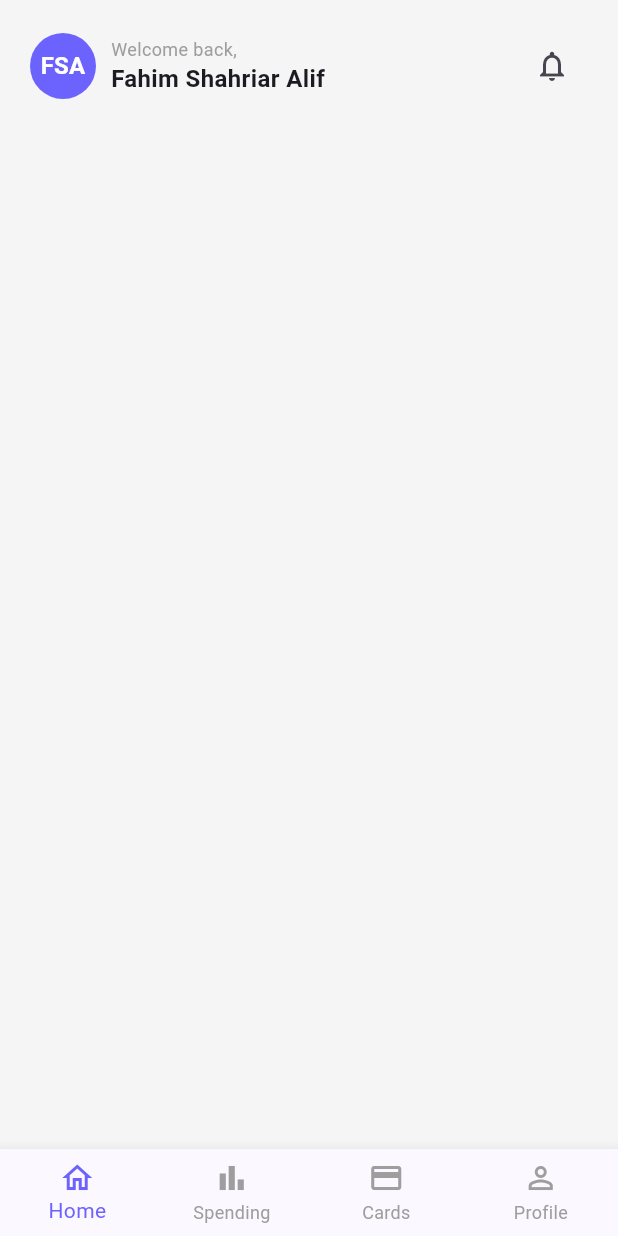
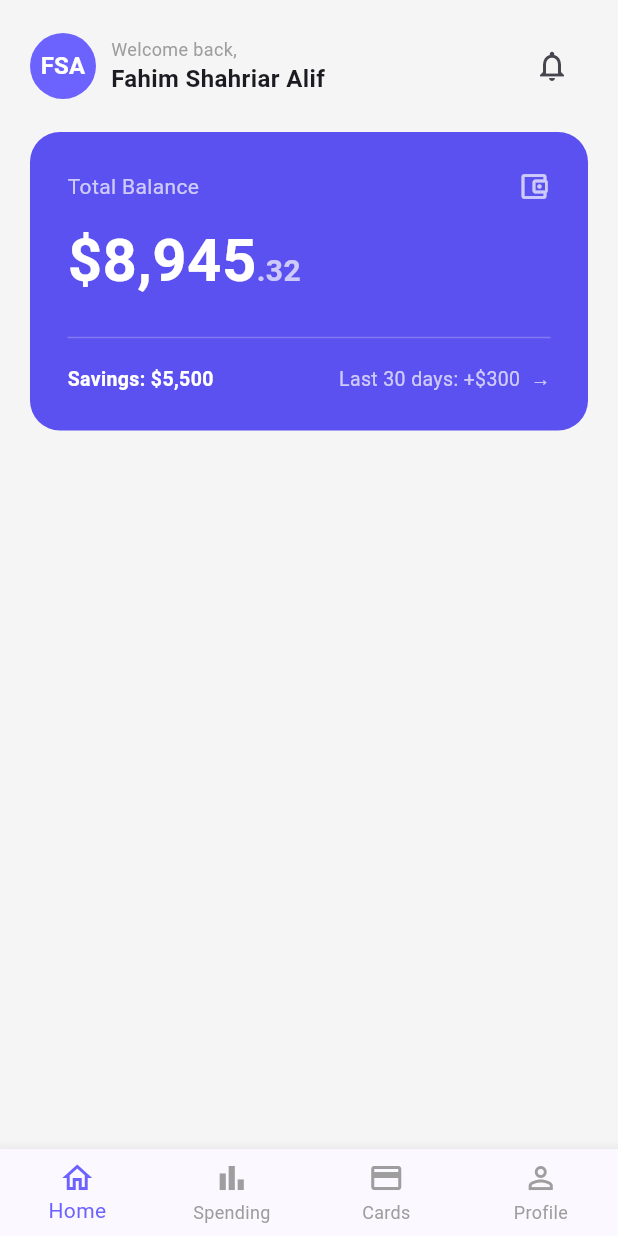
Before and after one commit to fahim-shahriar-alif/assignment-two-flutter_UI-FAHIM_SHAHRIAR_ALIF-2221079, a Flutter app: the screen it shows after launch, on a phone screen of 412 x 824 dp. Run offline on Flutter 3.47's test engine with Material 3 defaults, Android fonts, the phone set to English and light mode, and no system bars.

Commit message:
Added balance bar in the home screen

```diff
--- a/lib/screens/home_tab.dart
+++ b/lib/screens/home_tab.dart
@@ -15,6 +15,8 @@ class HomeTab extends StatelessWidget {
             crossAxisAlignment: CrossAxisAlignment.start,
             children: [
               _buildTopBar(),
+              const SizedBox(height: 20.00),
+              _buildBalanceCard(),
             ],
           ),
         ),
@@ -33,7 +35,8 @@ class HomeTab extends StatelessWidget {
               backgroundColor: AppConstant.primaryColor,
               child: Text(
                 AppConstant.profilePicture,
-                style: const TextStyle(color: Colors.white, fontWeight: FontWeight.bold),
+                style: const TextStyle(
+                    color: Colors.white, fontWeight: FontWeight.bold),
               ),
             ),
             const SizedBox(width: 10.00),
@@ -43,7 +46,8 @@ class HomeTab extends StatelessWidget {
                 const Text('Welcome back,',
                     style: TextStyle(color: Colors.grey, fontSize: 12.00)),
                 Text(AppConstant.studentName,
-                    style: const TextStyle(fontWeight: FontWeight.bold, fontSize: 16.00)),
+                    style: const TextStyle(
+                        fontWeight: FontWeight.bold, fontSize: 16.00)),
               ],
             ),
           ],
@@ -55,4 +59,65 @@ class HomeTab extends StatelessWidget {
       ],
     );
   }
+
+  Widget _buildBalanceCard() {
+    return Container(
+      width: double.infinity,
+      padding: const EdgeInsets.all(25.00),
+      decoration: BoxDecoration(
+        color: const Color(0xFF5B50F0),
+        borderRadius: BorderRadius.circular(20.00),
+      ),
+      child: Column(
+        crossAxisAlignment: CrossAxisAlignment.start,
+        children: [
+          Row(
+            mainAxisAlignment: MainAxisAlignment.spaceBetween,
+            children: const [
+              Text('Total Balance',
+                  style: TextStyle(color: Colors.white70, fontSize: 14.00)),
+              Icon(Icons.account_balance_wallet_outlined,
+                  color: Colors.white70, size: 22.00),
+            ],
+          ),
+
+          const SizedBox(height: 10.00),
+
+          Row(
+            crossAxisAlignment: CrossAxisAlignment.baseline,
+            textBaseline: TextBaseline.alphabetic,
+            children: const [
+              Text('\$8,945',
+                  style: TextStyle(
+                      color: Colors.white,
+                      fontSize: 40.00,
+                      fontWeight: FontWeight.bold)),
+              Text('.32',
+                  style: TextStyle(
+                      color: Colors.white70,
+                      fontSize: 20.00,
+                      fontWeight: FontWeight.bold)),
+            ],
+          ),
+
+          const SizedBox(height: 15.00),
+          const Divider(color: Colors.white24, thickness: 1.00),
+          const SizedBox(height: 10.00),
+
+          Row(
+            mainAxisAlignment: MainAxisAlignment.spaceBetween,
+            children: const [
+              Text('Savings: \$5,500',
+                  style: TextStyle(
+                      color: Colors.white,
+                      fontWeight: FontWeight.bold,
+                      fontSize: 13.00)),
+              Text('Last 30 days: +\$300  →',
+                  style: TextStyle(color: Colors.white70, fontSize: 13.00)),
+            ],
+          ),
+        ],
+      ),
+    );
+  }
 }
```
